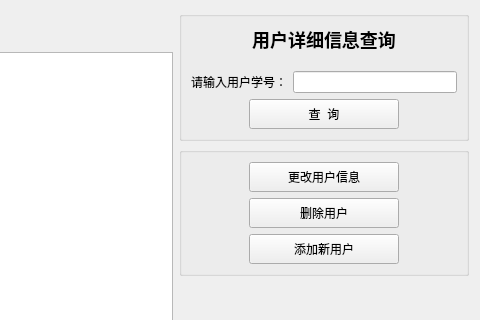
Qt form LibraryManageByMysqlQt/usermanagementwidget.ui (ocean0117/library-manage-by-mysql-qt) before a commit; both pictures show x 715 to 1195 and y 0 to 320 of the 1195 by 736 pixel window.
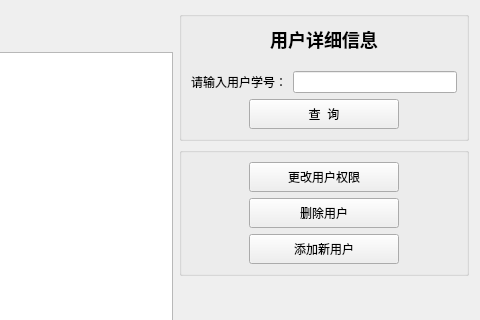
The same form after that commit.

Commit message: 用户管理功能完毕，所有功能还剩最后一个：书籍管理

```diff
--- a/LibraryManageByMysqlQt/usermanagementwidget.ui
+++ b/LibraryManageByMysqlQt/usermanagementwidget.ui
@@ -97,7 +97,7 @@
            </size>
           </property>
           <property name="text">
-           <string>&lt;h2&gt;用户详细信息查询&lt;/h2&gt;</string>
+           <string>&lt;html&gt;&lt;head/&gt;&lt;body&gt;&lt;p&gt;&lt;span style=&quot; font-size:x-large; font-weight:600;&quot;&gt;用户详细信息&lt;/span&gt;&lt;/p&gt;&lt;/body&gt;&lt;/html&gt;</string>
           </property>
           <property name="alignment">
            <set>Qt::AlignCenter</set>
@@ -240,7 +240,7 @@
          </size>
         </property>
         <property name="text">
-         <string>更改用户信息</string>
+         <string>更改用户权限</string>
         </property>
        </widget>
       </item>
```
The commit also changes 12 other files.
